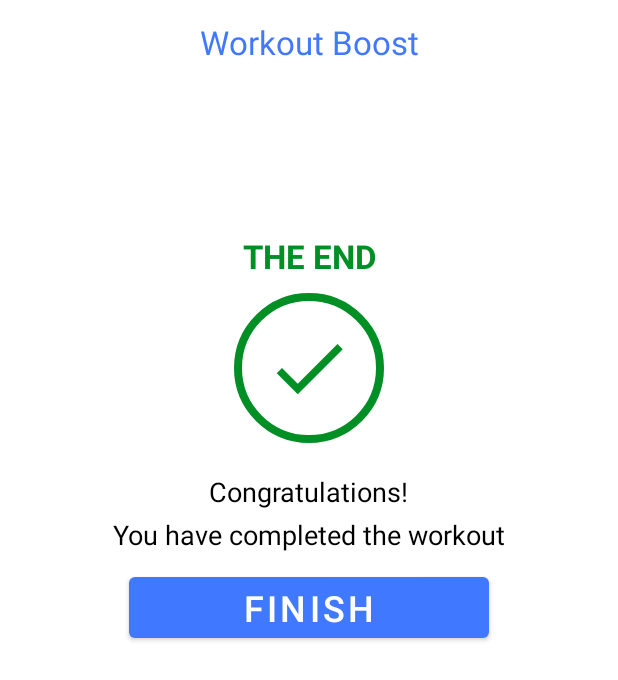
After one commit to kerolosragaie/workout_boost, an Android app: the FinishActivity screen opened directly, with no data from a screen before it, on a phone screen of 412 x 824 dp. The commit adds this screen. Shown: the top 680 px of the screen. Run offline under Robolectric (Android 15) with nearby library versions, the phone set to English and light mode, and no system bars.

Commit message:
Adding Finish Activity & Custom dialog

```diff
--- /dev/null
+++ b/app/src/main/java/com/kerollosragaie/workoutboost/activities/FinishActivity.kt
@@ -0,0 +1,66 @@
+package com.kerollosragaie.workoutboost.activities
+
+import androidx.appcompat.app.AppCompatActivity
+import android.os.Bundle
+import android.speech.tts.TextToSpeech
+import android.util.Log
+import com.kerollosragaie.workoutboost.databinding.ActivityFinishBinding
+import java.util.*
+
+class FinishActivity : AppCompatActivity(), TextToSpeech.OnInitListener  {
+    private lateinit var binding:ActivityFinishBinding
+
+    //*** Text to speech
+    private lateinit var tts: TextToSpeech
+
+    override fun onCreate(savedInstanceState: Bundle?) {
+        super.onCreate(savedInstanceState)
+        binding = ActivityFinishBinding.inflate(layoutInflater)
+        setContentView(binding.root)
+
+        settingUpToolBar()
+
+        settingUpTTS()
+
+        binding.btnFinish.setOnClickListener {
+            finish()
+        }
+    }
+
+    //*** For app toolbar
+    private fun settingUpToolBar() {
+        setSupportActionBar(binding.toolbarFinish)
+        supportActionBar?.setDisplayShowTitleEnabled(false)
+    }
+
+    //*** For TTS
+    private fun settingUpTTS() {
+        tts = TextToSpeech(this, this)
+
+    }
+
+    private fun speakOut(text: String) {
+        tts.speak(text, TextToSpeech.QUEUE_FLUSH, null, "")
+    }
+
+    override fun onInit(status: Int) {
+        if (status == TextToSpeech.SUCCESS) {
+            val result = tts.setLanguage(Locale.US)
+            if (result == TextToSpeech.LANG_MISSING_DATA || result == TextToSpeech.LANG_NOT_SUPPORTED) {
+                Log.e("TTS", "The Language specified is not supported!")
+            }
+        } else {
+            Log.e("TTS", "Initialization failed!")
+        }
+        speakOut("Congratulations! You have completed the workout.")
+    }
+
+    override fun onDestroy() {
+        super.onDestroy()
+        if (tts.isSpeaking) {
+            tts.stop()
+            tts.shutdown()
+        }
+    }
+
+}
--- /dev/null
+++ b/app/src/main/res/drawable/ic_action_done.xml
@@ -0,0 +1,5 @@
+<vector android:height="24dp" android:tint="#000000"
+    android:viewportHeight="24" android:viewportWidth="24"
+    android:width="24dp" xmlns:android="http://schemas.android.com/apk/res/android">
+    <path android:fillColor="@android:color/white" android:pathData="M9,16.2L4.8,12l-1.4,1.4L9,19 21,7l-1.4,-1.4L9,16.2z"/>
+</vector>
--- /dev/null
+++ b/app/src/main/res/layout/activity_finish.xml
@@ -0,0 +1,114 @@
+<?xml version="1.0" encoding="utf-8"?>
+<androidx.constraintlayout.widget.ConstraintLayout xmlns:android="http://schemas.android.com/apk/res/android"
+    xmlns:app="http://schemas.android.com/apk/res-auto"
+    xmlns:tools="http://schemas.android.com/tools"
+    android:layout_width="match_parent"
+    android:layout_height="match_parent"
+    tools:context=".activities.FinishActivity">
+
+    <androidx.appcompat.widget.Toolbar
+        android:id="@+id/toolbarFinish"
+        android:layout_width="match_parent"
+        android:layout_height="?android:attr/actionBarSize"
+        android:background="@color/white"
+        android:theme="@style/ToolbarTheme"
+        app:layout_constraintEnd_toEndOf="parent"
+        app:layout_constraintStart_toStartOf="parent"
+        app:layout_constraintTop_toTopOf="parent"
+        app:titleTextColor="@color/colorAccent">
+
+        <TextView
+            android:layout_width="wrap_content"
+            android:layout_height="wrap_content"
+            android:layout_gravity="center"
+            android:text="@string/app_name"
+            android:textColor="@color/colorPrimary"
+            android:textSize="@dimen/default_text_size_textview" />
+    </androidx.appcompat.widget.Toolbar>
+
+    <TextView
+        android:id="@+id/tv_get_ready"
+        android:layout_width="wrap_content"
+        android:layout_height="wrap_content"
+        android:text="@string/the_end"
+        android:textAllCaps="true"
+        android:textColor="@color/colorAccent"
+        android:textSize="@dimen/default_text_size_textview"
+        android:textStyle="bold"
+        android:layout_marginTop="100dp"
+        app:layout_constraintEnd_toEndOf="parent"
+        app:layout_constraintStart_toStartOf="parent"
+        app:layout_constraintTop_toBottomOf="@id/toolbarFinish" />
+
+    <FrameLayout
+        android:id="@+id/fl_progressbar"
+        android:layout_width="100dp"
+        android:layout_height="100dp"
+        android:layout_marginTop="10dp"
+        android:background="@drawable/button_circular_border"
+        app:layout_constraintEnd_toEndOf="parent"
+        app:layout_constraintStart_toStartOf="parent"
+        app:layout_constraintTop_toBottomOf="@id/tv_get_ready">
+
+        <LinearLayout
+            android:layout_width="60dp"
+            android:layout_height="60dp"
+            android:layout_gravity="center"
+            android:gravity="center">
+
+            <ImageView
+                android:layout_width="60dp"
+                android:layout_height="60dp"
+                android:src="@drawable/ic_action_done"
+                app:tint="@color/colorAccent" />
+        </LinearLayout>
+
+    </FrameLayout>
+
+    <LinearLayout
+        android:id="@+id/ll_text_views"
+        android:layout_width="wrap_content"
+        android:layout_height="wrap_content"
+        android:layout_marginTop="20dp"
+        android:orientation="vertical"
+        app:layout_constraintEnd_toEndOf="parent"
+        app:layout_constraintStart_toStartOf="parent"
+        app:layout_constraintTop_toBottomOf="@id/fl_progressbar">
+
+        <TextView
+            android:layout_width="wrap_content"
+            android:layout_height="wrap_content"
+            android:layout_gravity="center"
+            android:text="@string/congratulations"
+            android:textColor="@color/black"
+            android:textSize="18sp"
+            app:layout_constraintEnd_toEndOf="parent"
+            app:layout_constraintStart_toStartOf="parent"
+            app:layout_constraintTop_toTopOf="parent" />
+
+        <TextView
+            android:layout_width="wrap_content"
+            android:layout_height="wrap_content"
+            android:layout_gravity="center"
+            android:layout_marginTop="4dp"
+            android:text="@string/you_have_completed_the_workout"
+            android:textColor="@color/black"
+            android:textSize="18sp"
+            app:layout_constraintEnd_toEndOf="parent"
+            app:layout_constraintStart_toStartOf="parent"
+            app:layout_constraintTop_toTopOf="parent" />
+    </LinearLayout>
+
+    <Button
+        android:id="@+id/btn_finish"
+        android:layout_width="240dp"
+        android:layout_height="wrap_content"
+        android:layout_marginTop="10dp"
+        android:text="@string/finish"
+        android:textSize="24sp"
+        app:layout_constraintEnd_toEndOf="parent"
+        app:layout_constraintStart_toStartOf="parent"
+        app:layout_constraintTop_toBottomOf="@id/ll_text_views" />
+
+
+</androidx.constraintlayout.widget.ConstraintLayout>
--- a/app/src/main/res/values/strings.xml
+++ b/app/src/main/res/values/strings.xml
@@ -3,4 +3,10 @@
     <string name="get_ready">Get ready</string>
     <string name="exercise_name">Exercise Name</string>
     <string name="upcoming_exercise">Upcoming Exercise:</string>
+    <string name="congratulations">Congratulations!</string>
+    <string name="you_have_completed_the_workout">You have completed the workout</string>
+    <string name="finish">Finish</string>
+    <string name="the_end">The End</string>
+    <string name="custom_dialog_title">Are you sure?</string>
+    <string name="custom_dialog_body">This will stop your workout. You\'ve come this far, are you sure you want to quit?</string>
 </resources>
```
Also changed, not shown: app/src/main/AndroidManifest.xml (+7 -5 lines), app/src/main/java/com/kerollosragaie/workoutboost/Constants.kt (+12 -6 lines), app/src/main/java/com/kerollosragaie/workoutboost/activities/ExerciseActivity.kt (+39 -9 lines), app/src/main/res/layout/dialog_custom_layout.xml (added, +60 -0 lines).
